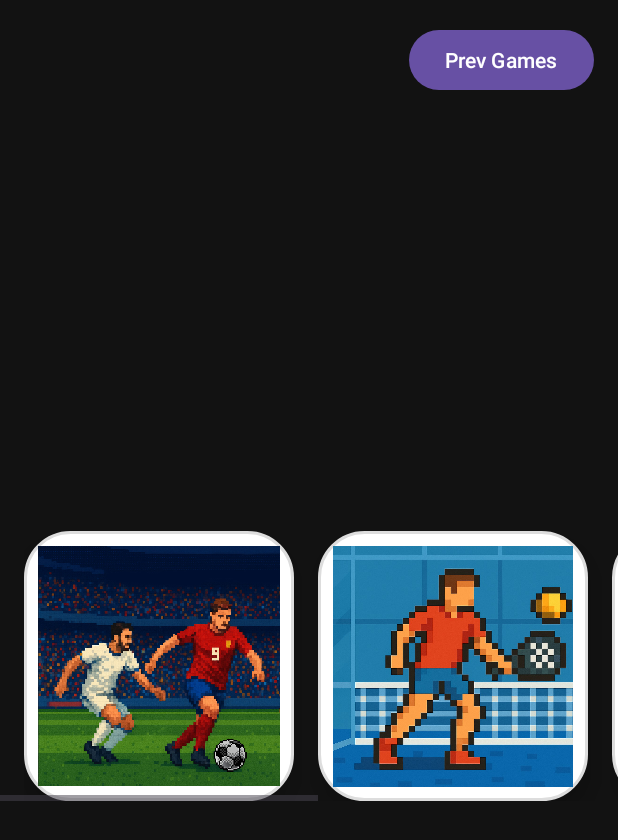
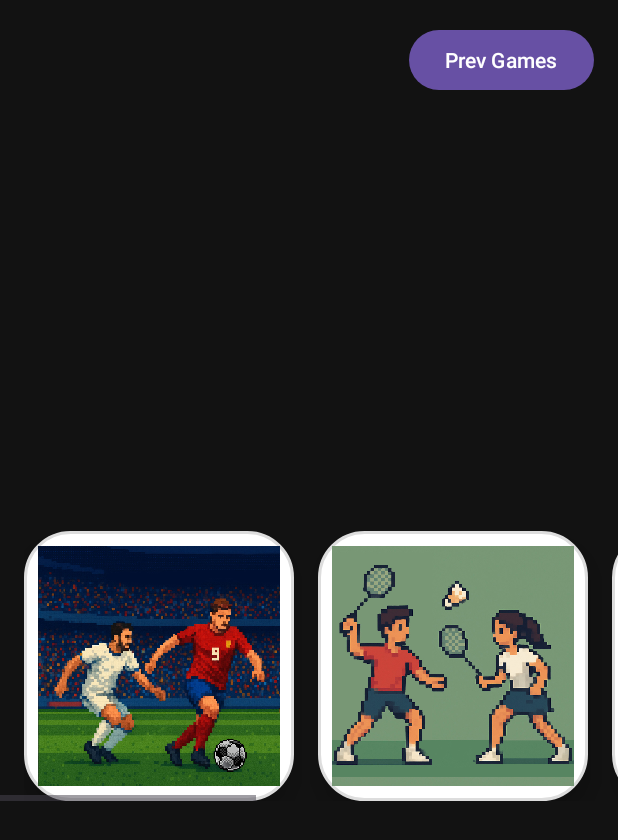
Before and after one commit to IF-Enterprise/Points-Counter, an Android app: the layout activity_main.xml on its own in the app's theme, with its tools: preview values and no code run, on a phone screen of 412 x 824 dp. Shown: the top 840 px of the screen. Run offline under Robolectric (Android 15) with nearby library versions, the phone set to English and light mode, and no system bars; network calls fail.

Commit message:
added buttons new sports

```diff
--- a/app/src/main/java/app/point_counter/ui/ScoreboardActivity.kt
+++ b/app/src/main/java/app/point_counter/ui/ScoreboardActivity.kt
@@ -64,6 +64,12 @@ open class ScoreboardActivity : MainActivity() {
             //val gamesToWin = intent.getIntExtra("games", 0)
         }else if(sportType== "padel"){
             scoreManager.setSport(Padel())
+        }else if (sportType == "badminton"){
+            //scoreManager.setSport(Badminton())
+        }else if (sportType == "football"){
+            //scoreManager.setSport(Football())
+        }else if (sportType== "basketball"){
+            //scoreManager.setSport(Basketball())
         }
 
         setContentView(R.layout.activity_scoreboard2)
--- a/app/src/main/res/layout/activity_main.xml
+++ b/app/src/main/res/layout/activity_main.xml
@@ -49,6 +49,18 @@
                 android:layout_marginEnd="16dp" />
 
             <ImageButton
+                android:id="@+id/my_image_btn_badminton"
+                android:layout_width="180dp"
+                android:layout_height="180dp"
+                android:background="@drawable/rounded_button_bg"
+                android:contentDescription="Botón de badminton"
+                android:elevation="10dp"
+                android:padding="10dp"
+                android:scaleType="centerCrop"
+                android:src="@mipmap/badminton"
+                android:layout_marginEnd="16dp" />
+
+            <ImageButton
                 android:id="@+id/my_image_btn_padel"
                 android:layout_width="180dp"
                 android:layout_height="180dp"
```
Also changed, not shown: app/src/main/java/app/point_counter/ui/MainActivity.kt (+20 -1 lines), app/src/main/res/mipmap-hdpi/badminton.jpg (added).
